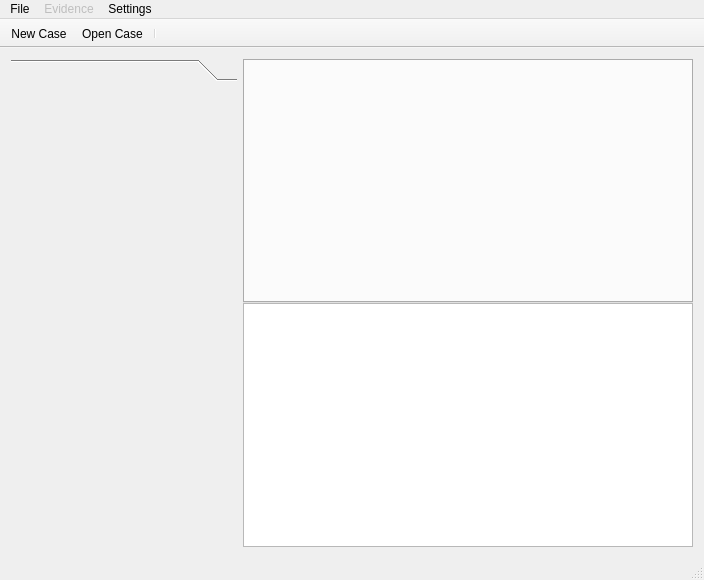
Before: the Qt Designer form main/wombatforensics.ui in pjrinaldi/wombatforensics, drawn with Qt 5.
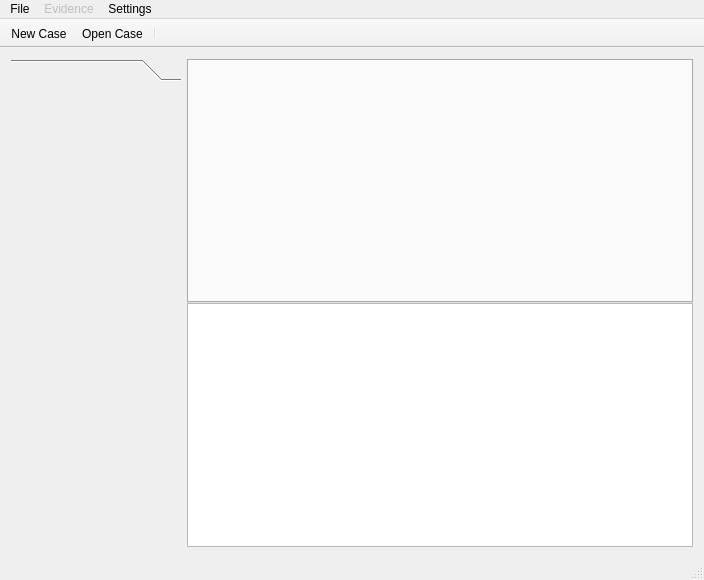
After: the same form once the commit is applied. Icons and pictures are not drawn.

```diff
--- a/main/wombatforensics.ui
+++ b/main/wombatforensics.ui
@@ -35,14 +35,14 @@
       <item>
        <widget class="QToolBox" name="toolBox">
         <property name="sizePolicy">
-         <sizepolicy hsizetype="MinimumExpanding" vsizetype="Expanding">
+         <sizepolicy hsizetype="Fixed" vsizetype="Expanding">
           <horstretch>0</horstretch>
           <verstretch>0</verstretch>
          </sizepolicy>
         </property>
         <property name="minimumSize">
          <size>
-          <width>150</width>
+          <width>170</width>
           <height>0</height>
          </size>
         </property>
@@ -57,7 +57,7 @@
           <rect>
            <x>0</x>
            <y>0</y>
-           <width>226</width>
+           <width>170</width>
            <height>452</height>
           </rect>
          </property>
```
